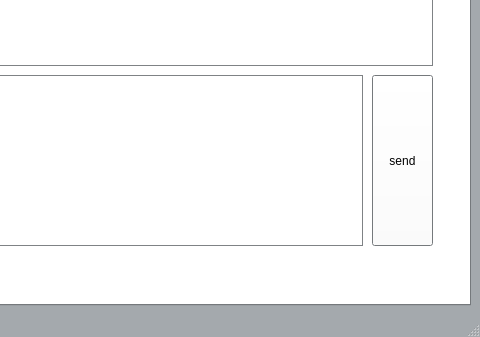
Before: the Qt Designer form core/mainwindow.ui in kmolLin/Pyquino, drawn with Qt 5; both pictures show x 379 to 859 and y 189 to 526 of the 859 by 526 pixel window.
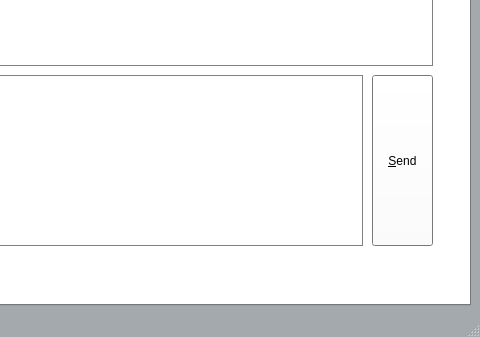
After: the same form once the commit is applied. The open tabs and pages were chosen to show the change. Icons and pictures are not drawn.

Diff of the .ui file:
```diff
--- a/core/mainwindow.ui
+++ b/core/mainwindow.ui
@@ -749,11 +749,14 @@
          </rect>
         </property>
         <property name="text">
-         <string>send</string>
+         <string>&amp;Send</string>
         </property>
         <property name="autoDefault">
          <bool>true</bool>
         </property>
+        <property name="default">
+         <bool>false</bool>
+        </property>
        </widget>
        <widget class="QTextEdit" name="textEditReceived">
         <property name="geometry">
```
